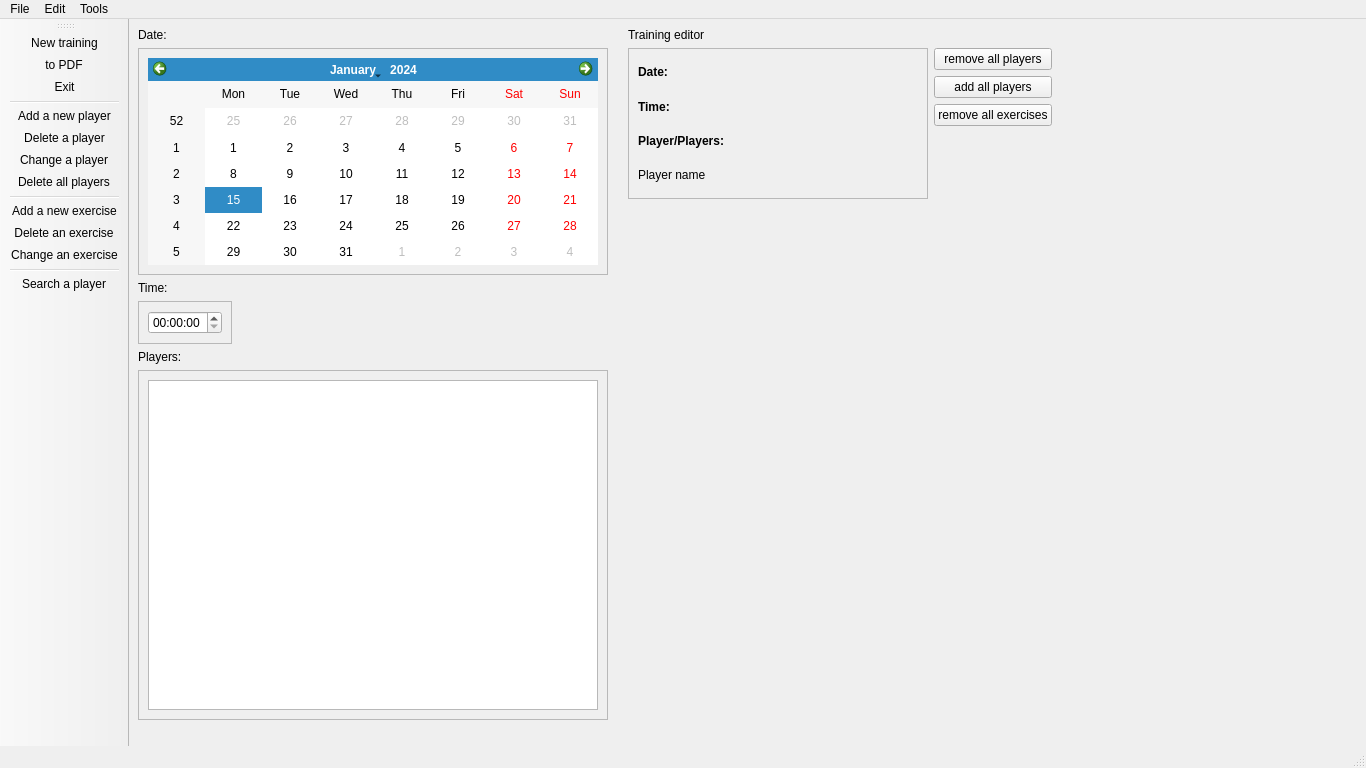
Qt form BVB_Manager/bvb_manager.ui (Sautenko-Andrey/BVB_Manager) before a commit.
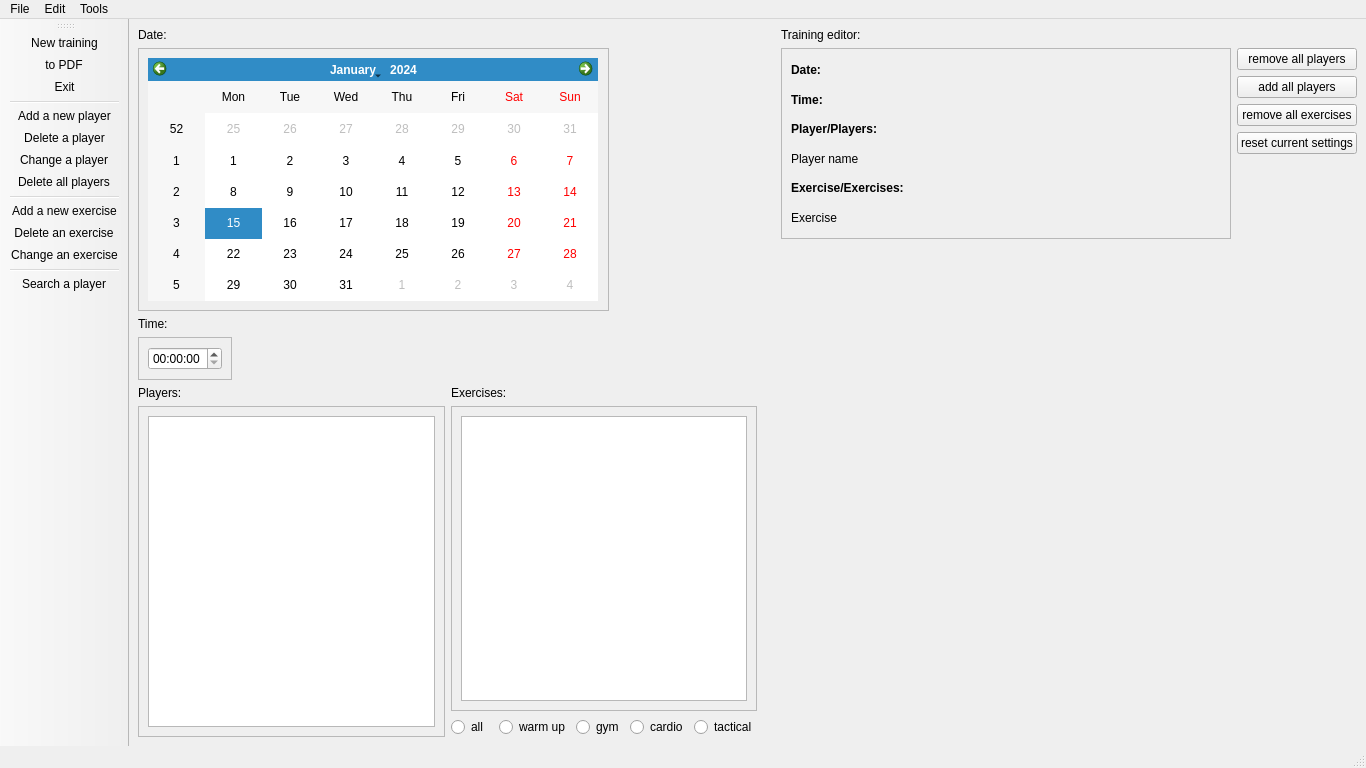
The same form after that commit. Icons and pictures are not drawn.

Commit message: added a tools for exercises list widget

```diff
--- a/BVB_Manager/bvb_manager.ui
+++ b/BVB_Manager/bvb_manager.ui
@@ -14,11 +14,15 @@
    <string>BVB_Manager</string>
   </property>
   <widget class="QWidget" name="centralwidget">
-   <layout class="QHBoxLayout" name="horizontalLayout_4">
+   <layout class="QHBoxLayout" name="horizontalLayout_8">
     <item>
-     <layout class="QHBoxLayout" name="horizontalLayout_3">
+     <layout class="QHBoxLayout" name="horizontalLayout_7">
       <item>
-       <layout class="QVBoxLayout" name="verticalLayout_10">
+       <layout class="QVBoxLayout" name="verticalLayout_12">
+        <item>
+         <layout class="QHBoxLayout" name="horizontalLayout_5">
+          <item>
+           <layout class="QVBoxLayout" name="verticalLayout_15">
         <item>
          <layout class="QVBoxLayout" name="verticalLayout_4">
           <item>
@@ -101,8 +105,27 @@
           </item>
          </layout>
         </item>
+           </layout>
+          </item>
         <item>
-         <layout class="QVBoxLayout" name="verticalLayout_9">
+           <spacer name="horizontalSpacer_3">
+            <property name="orientation">
+             <enum>Qt::Horizontal</enum>
+            </property>
+            <property name="sizeHint" stdset="0">
+             <size>
+              <width>148</width>
+              <height>20</height>
+             </size>
+            </property>
+           </spacer>
+          </item>
+         </layout>
+        </item>
+        <item>
+         <layout class="QHBoxLayout" name="horizontalLayout_6">
+          <item>
+           <layout class="QVBoxLayout" name="verticalLayout_13">
           <item>
            <widget class="QLabel" name="label_3">
             <property name="text">
@@ -115,7 +138,7 @@
             <property name="minimumSize">
              <size>
               <width>250</width>
-              <height>350</height>
+                <height>150</height>
              </size>
             </property>
             <property name="frameShape">
@@ -131,18 +154,78 @@
             </layout>
            </widget>
           </item>
+           </layout>
+          </item>
           <item>
-           <spacer name="verticalSpacer">
-            <property name="orientation">
-             <enum>Qt::Vertical</enum>
-            </property>
-            <property name="sizeHint" stdset="0">
+           <layout class="QVBoxLayout" name="verticalLayout_14">
+            <item>
+             <widget class="QLabel" name="label_5">
+              <property name="text">
+               <string>Exercises:</string>
+              </property>
+             </widget>
+            </item>
+            <item>
+             <widget class="QFrame" name="frame_5">
+              <property name="minimumSize">
              <size>
-              <width>470</width>
-              <height>17</height>
-             </size>
-            </property>
-           </spacer>
+                <width>250</width>
+                <height>150</height>
+               </size>
+              </property>
+              <property name="frameShape">
+               <enum>QFrame::StyledPanel</enum>
+              </property>
+              <property name="frameShadow">
+               <enum>QFrame::Raised</enum>
+              </property>
+              <layout class="QVBoxLayout" name="verticalLayout_9">
+               <item>
+                <widget class="QListWidget" name="exercisesListWidget"/>
+               </item>
+              </layout>
+             </widget>
+            </item>
+            <item>
+             <layout class="QHBoxLayout" name="horizontalLayout_3">
+              <item>
+               <widget class="QRadioButton" name="allExercisesRadioButton">
+                <property name="text">
+                 <string>all</string>
+                </property>
+               </widget>
+              </item>
+              <item>
+               <widget class="QRadioButton" name="warmUpExercisesRadioButton">
+                <property name="text">
+                 <string>warm up</string>
+                </property>
+               </widget>
+              </item>
+              <item>
+               <widget class="QRadioButton" name="gymExercisesRadioButton">
+                <property name="text">
+                 <string>gym</string>
+                </property>
+               </widget>
+              </item>
+              <item>
+               <widget class="QRadioButton" name="cardioExercisesRadioButton">
+                <property name="text">
+                 <string>cardio</string>
+                </property>
+               </widget>
+              </item>
+              <item>
+               <widget class="QRadioButton" name="tacticalexercisesRadioButton">
+                <property name="text">
+                 <string>tactical</string>
+                </property>
+               </widget>
+              </item>
+             </layout>
+            </item>
+           </layout>
           </item>
          </layout>
         </item>
@@ -155,30 +238,30 @@
         </property>
         <property name="sizeHint" stdset="0">
          <size>
-          <width>28</width>
+          <width>18</width>
           <height>20</height>
          </size>
         </property>
        </spacer>
       </item>
       <item>
-       <layout class="QVBoxLayout" name="verticalLayout_13">
+       <layout class="QVBoxLayout" name="verticalLayout_11">
         <item>
-         <layout class="QVBoxLayout" name="verticalLayout_12">
+         <layout class="QVBoxLayout" name="verticalLayout_7">
           <item>
            <widget class="QLabel" name="label_4">
             <property name="text">
-             <string>Training editor</string>
+             <string>Training editor:</string>
             </property>
            </widget>
           </item>
           <item>
-           <layout class="QHBoxLayout" name="horizontalLayout_2">
+           <layout class="QHBoxLayout" name="horizontalLayout_4">
             <item>
              <widget class="QFrame" name="frame_3">
               <property name="minimumSize">
                <size>
-                <width>300</width>
+                <width>450</width>
                 <height>0</height>
                </size>
               </property>
@@ -194,7 +277,7 @@
               <property name="frameShadow">
                <enum>QFrame::Raised</enum>
               </property>
-              <layout class="QVBoxLayout" name="verticalLayout_7">
+              <layout class="QHBoxLayout" name="horizontalLayout_2">
                <item>
                 <layout class="QVBoxLayout" name="verticalLayout_6">
                  <item>
@@ -264,13 +347,32 @@
                    </property>
                   </widget>
                  </item>
+                 <item>
+                  <widget class="QLabel" name="label_6">
+                   <property name="font">
+                    <font>
+                     <bold>true</bold>
+                    </font>
+                   </property>
+                   <property name="text">
+                    <string>Exercise/Exercises:</string>
+                   </property>
+                  </widget>
+                 </item>
+                 <item>
+                  <widget class="QLabel" name="exerciseLabel">
+                   <property name="text">
+                    <string>Exercise</string>
+                   </property>
+                  </widget>
+                 </item>
                 </layout>
                </item>
               </layout>
              </widget>
             </item>
             <item>
-             <layout class="QVBoxLayout" name="verticalLayout_11">
+             <layout class="QVBoxLayout" name="verticalLayout_10">
               <item>
                <layout class="QVBoxLayout" name="verticalLayout_8">
                 <item>
@@ -294,6 +396,13 @@
                   </property>
                  </widget>
                 </item>
+                <item>
+                 <widget class="QPushButton" name="resetCurrentSettingButton">
+                  <property name="text">
+                   <string>reset current settings</string>
+                  </property>
+                 </widget>
+                </item>
                </layout>
               </item>
               <item>
@@ -316,33 +425,20 @@
          </layout>
         </item>
         <item>
-         <spacer name="verticalSpacer_2">
+         <spacer name="verticalSpacer_4">
           <property name="orientation">
            <enum>Qt::Vertical</enum>
           </property>
           <property name="sizeHint" stdset="0">
            <size>
             <width>20</width>
-            <height>538</height>
+            <height>498</height>
            </size>
           </property>
          </spacer>
         </item>
        </layout>
       </item>
-      <item>
-       <spacer name="horizontalSpacer_3">
-        <property name="orientation">
-         <enum>Qt::Horizontal</enum>
-        </property>
-        <property name="sizeHint" stdset="0">
-         <size>
-          <width>318</width>
-          <height>20</height>
-         </size>
-        </property>
-       </spacer>
-      </item>
      </layout>
     </item>
    </layout>
```
Lines whose indentation alone changed are shown as unchanged. The commit also changes 3 other files.
